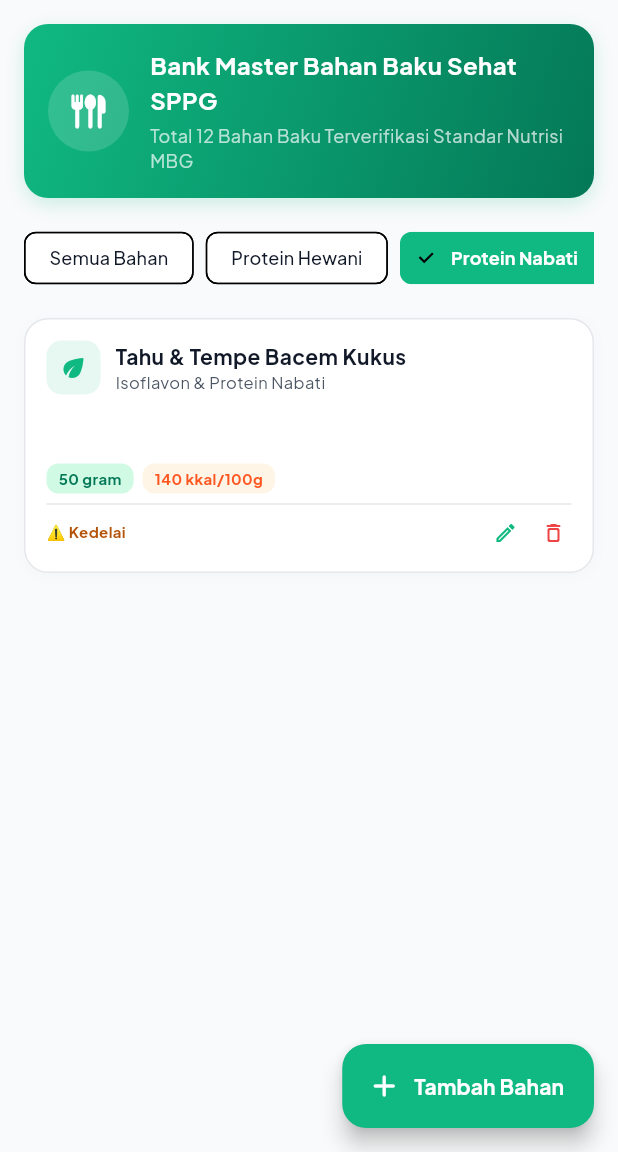
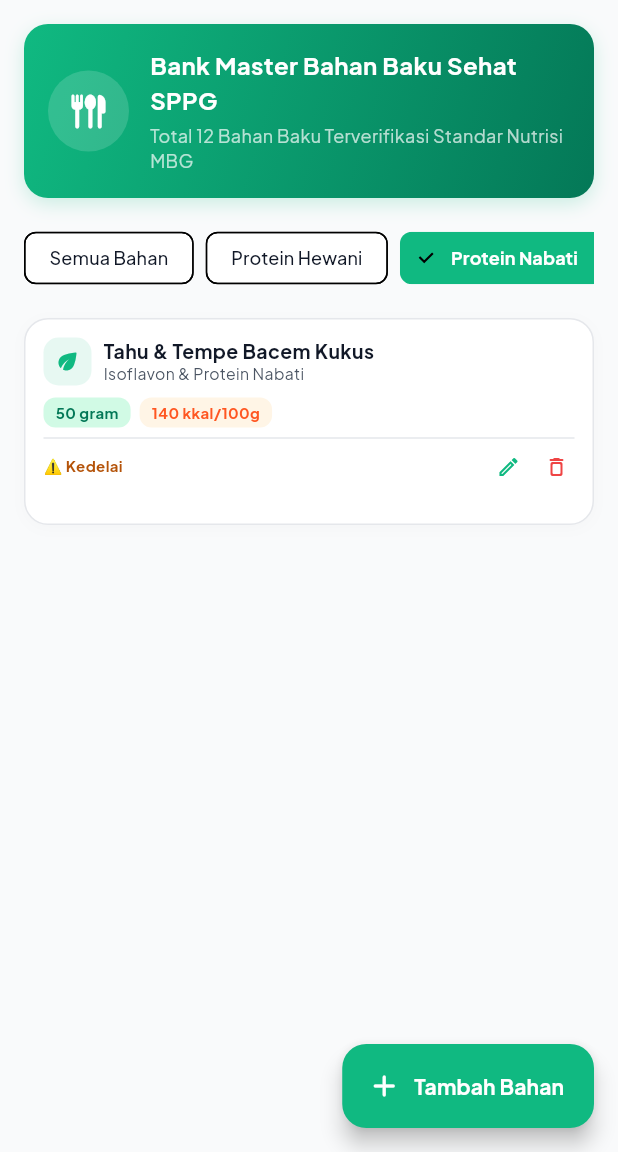
Before and after one commit to Daffarael/MBGTrust, a Flutter app: the ManageIngredientsScreen screen opened by its route, after a tap on "Protein Nabati", on a phone screen of 412 x 824 dp, the part 84-1236 px from its top. Run offline on Flutter 3.47's test engine with Material 3 defaults, Android fonts, the phone set to English and light mode, and no system bars; our stand-ins replace dio, fl_chart, flutter_riverpod, flutter_secure_storage, go_router, google_fonts; accounts and stored records are empty; network calls fail.

Commit message:
fix: reorder sidebar item Kelola Master Bahan to position #2, eliminate whitespace inside ingredient cards, and add padding bottom 85 to prevent FAB overlap

```diff
--- a/mbgtrust-frontend/lib/features/menu/presentation/manage_ingredients_screen.dart
+++ b/mbgtrust-frontend/lib/features/menu/presentation/manage_ingredients_screen.dart
@@ -300,12 +300,13 @@ class _ManageIngredientsScreenState extends State<ManageIngredientsScreen> {
                             : (constraints.maxWidth > 500 ? 2 : 1);
 
                         return GridView.builder(
+                          padding: const EdgeInsets.only(bottom: 85),
                           gridDelegate:
                               SliverGridDelegateWithFixedCrossAxisCount(
                             crossAxisCount: crossAxisCount,
                             crossAxisSpacing: 12,
                             mainAxisSpacing: 12,
-                            mainAxisExtent: 170,
+                            mainAxisExtent: 138,
                           ),
                           itemCount: filtered.length,
                           itemBuilder: (context, index) {
@@ -327,7 +328,7 @@ class _ManageIngredientsScreenState extends State<ManageIngredientsScreen> {
                                     [];
 
                             return Container(
-                              padding: const EdgeInsets.all(14),
+                              padding: const EdgeInsets.all(12),
                               decoration: BoxDecoration(
                                 color: AppColors.surface,
                                 borderRadius: BorderRadius.circular(16),
@@ -347,16 +348,16 @@ class _ManageIngredientsScreenState extends State<ManageIngredientsScreen> {
                                   Row(
                                     children: [
                                       Container(
-                                        padding: const EdgeInsets.all(8),
+                                        padding: const EdgeInsets.all(7),
                                         decoration: BoxDecoration(
                                           color: catColor.withValues(alpha: 0.1),
                                           borderRadius:
                                               BorderRadius.circular(10),
                                         ),
                                         child: Icon(catIcon,
-                                            color: catColor, size: 20),
+                                            color: catColor, size: 18),
                                       ),
-                                      const SizedBox(width: 10),
+                                      const SizedBox(width: 8),
                                       Expanded(
                                         child: Column(
                                           crossAxisAlignment:
@@ -366,17 +367,20 @@ class _ManageIngredientsScreenState extends State<ManageIngredientsScreen> {
                                               title.toString(),
                                               softWrap: true,
                                               style: const TextStyle(
-                                                fontSize: 14,
+                                                fontSize: 13,
                                                 fontWeight: FontWeight.bold,
                                                 color: AppColors.textPrimary,
+                                                height: 1.1,
                                               ),
                                             ),
+                                            const SizedBox(height: 2),
                                             Text(
                                               sub.toString(),
                                               softWrap: true,
                                               style: const TextStyle(
-                                                fontSize: 11,
+                                                fontSize: 10.5,
                                                 color: AppColors.textSecondary,
+                                                height: 1.1,
                                               ),
                                             ),
                                           ],
@@ -384,7 +388,7 @@ class _ManageIngredientsScreenState extends State<ManageIngredientsScreen> {
                                       ),
                                     ],
                                   ),
-                                  const Spacer(),
+                                  const SizedBox(height: 8),
 
                                   // Badges Row: Portion & Calories
                                   Row(
--- a/mbgtrust-frontend/lib/features/menu/presentation/manage_menu_screen.dart
+++ b/mbgtrust-frontend/lib/features/menu/presentation/manage_menu_screen.dart
@@ -587,6 +587,7 @@ class _ManageMenuScreenState extends State<ManageMenuScreen> {
                       ? 3
                       : (constraints.maxWidth > 500 ? 2 : 1);
                   return GridView.builder(
+                    padding: const EdgeInsets.only(bottom: 85),
                     gridDelegate: SliverGridDelegateWithFixedCrossAxisCount(
                       crossAxisCount: crossAxisCount,
                       crossAxisSpacing: 14,
--- a/mbgtrust-frontend/lib/features/production/presentation/widgets/sppg_admin_layout.dart
+++ b/mbgtrust-frontend/lib/features/production/presentation/widgets/sppg_admin_layout.dart
@@ -37,14 +37,14 @@ class _SppgAdminLayoutState extends State<SppgAdminLayout> {
       'route': '/estimation',
     },
     {
+      'title': 'Kelola Master Bahan',
+      'icon': Icons.flatware_rounded,
+      'route': '/manage-ingredients',
+    },
+    {
       'title': 'Kelola Master Menu',
       'icon': Icons.restaurant_menu_rounded,
       'route': '/manage-menu',
-    },
-    {
-      'title': 'Kelola Master Bahan',
-      'icon': Icons.flatware_rounded,
-      'route': '/manage-ingredients',
     },
     {
       'title': 'Plotting Jadwal Menu',
```
